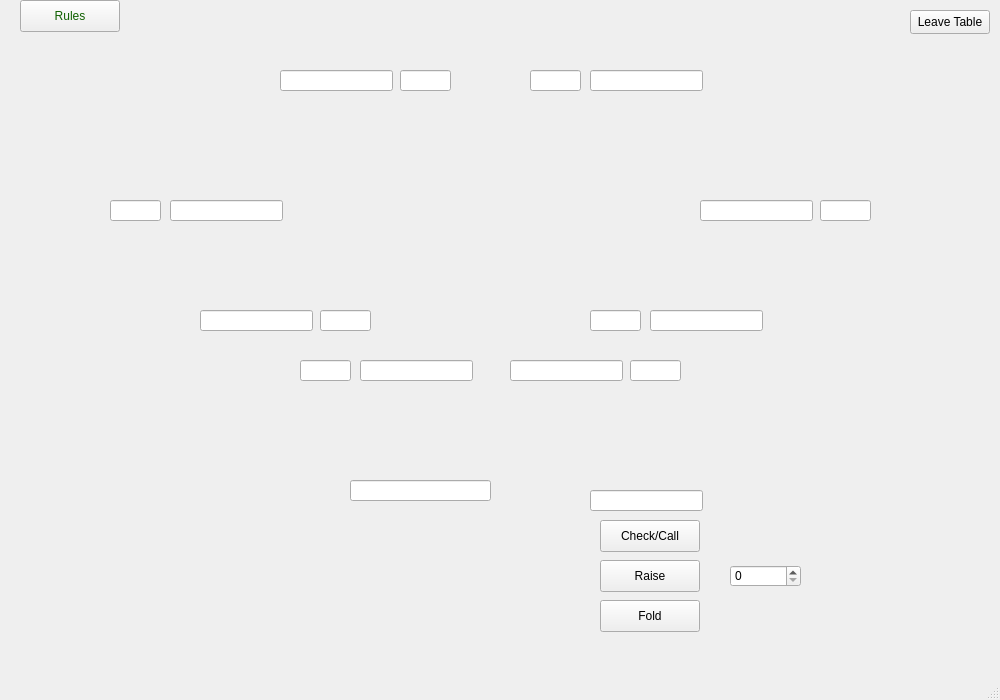
This is Poker/Visuals/Gamewindow/gamewindow.ui in Cenzito/Poker as Qt 5 draws it before an edit. The edited form follows.
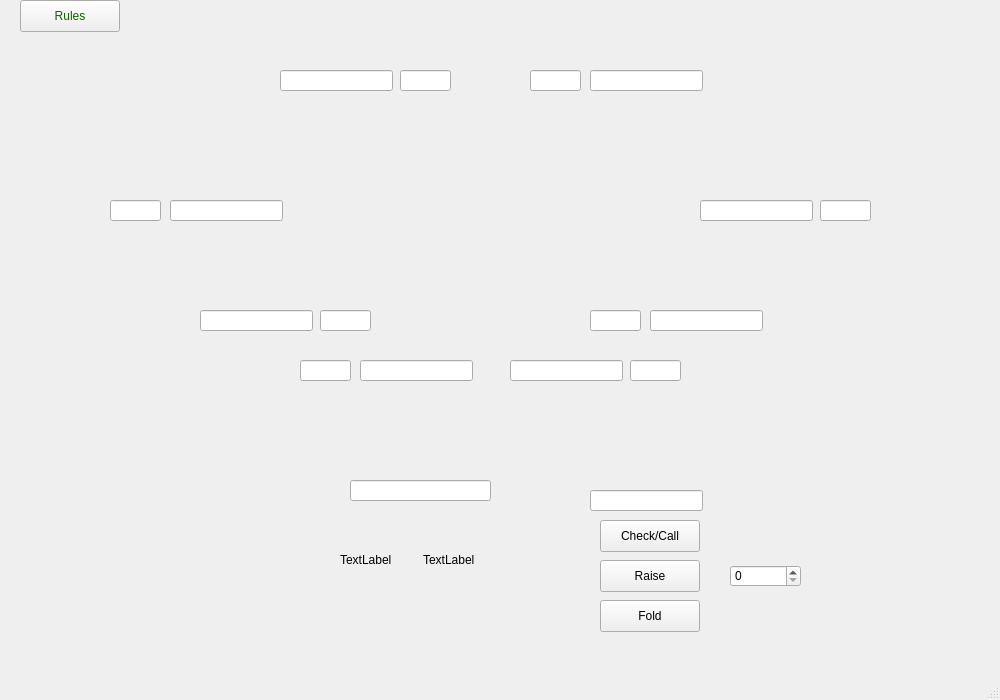
This is the edited form.

Patch:
```diff
--- a/Poker/Visuals/Gamewindow/gamewindow.ui
+++ b/Poker/Visuals/Gamewindow/gamewindow.ui
@@ -29,7 +29,7 @@
    <widget class="QLabel" name="label_card2">
     <property name="geometry">
      <rect>
-      <x>430</x>
+      <x>440</x>
       <y>520</y>
       <width>91</width>
       <height>121</height>
@@ -117,7 +117,7 @@
    <widget class="QLabel" name="label_card1">
     <property name="geometry">
      <rect>
-      <x>320</x>
+      <x>330</x>
       <y>520</y>
       <width>91</width>
       <height>121</height>
@@ -184,7 +184,7 @@
         <string notr="true">background: none;</string>
        </property>
        <property name="text">
-        <string/>
+        <string>TextLabel</string>
        </property>
       </widget>
      </item>
@@ -194,7 +194,7 @@
         <string notr="true">background: none;</string>
        </property>
        <property name="text">
-        <string/>
+        <string>TextLabel</string>
        </property>
       </widget>
      </item>
@@ -577,19 +577,6 @@
      <bool>true</bool>
     </property>
    </widget>
-   <widget class="QPushButton" name="Leave_Table">
-    <property name="geometry">
-     <rect>
-      <x>910</x>
-      <y>10</y>
-      <width>80</width>
-      <height>24</height>
-     </rect>
-    </property>
-    <property name="text">
-     <string>Leave Table</string>
-    </property>
-   </widget>
    <zorder>horizontalLayoutWidget</zorder>
    <zorder>label_table</zorder>
    <zorder>label_card2</zorder>
```
Left out of the diff: 3 changed lines with no effect on the pictures.
